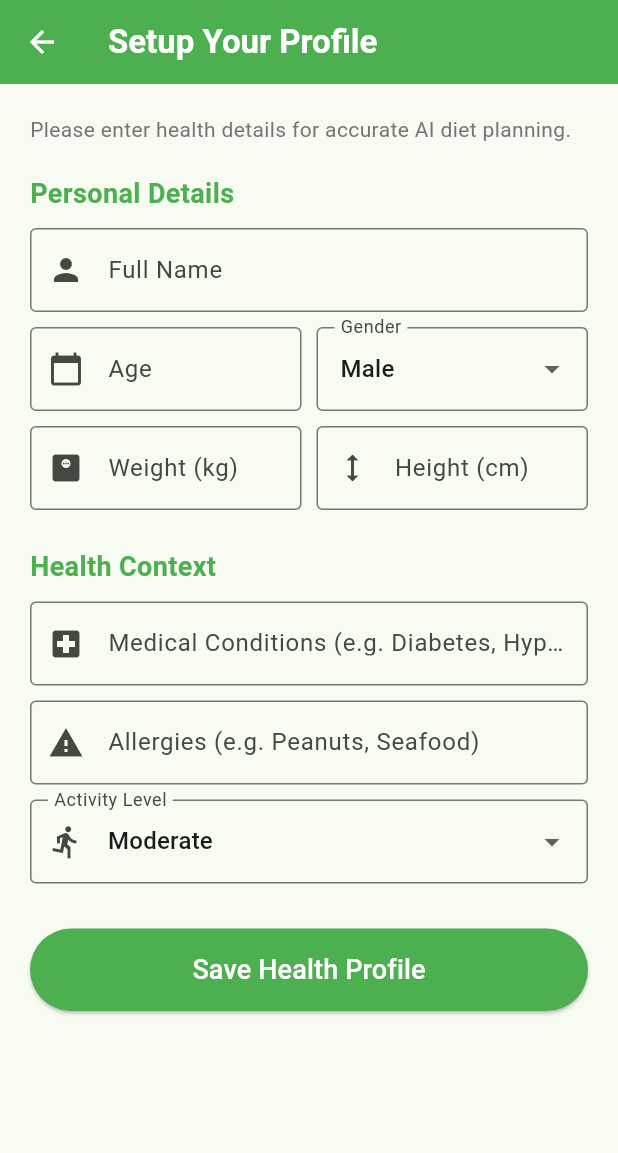
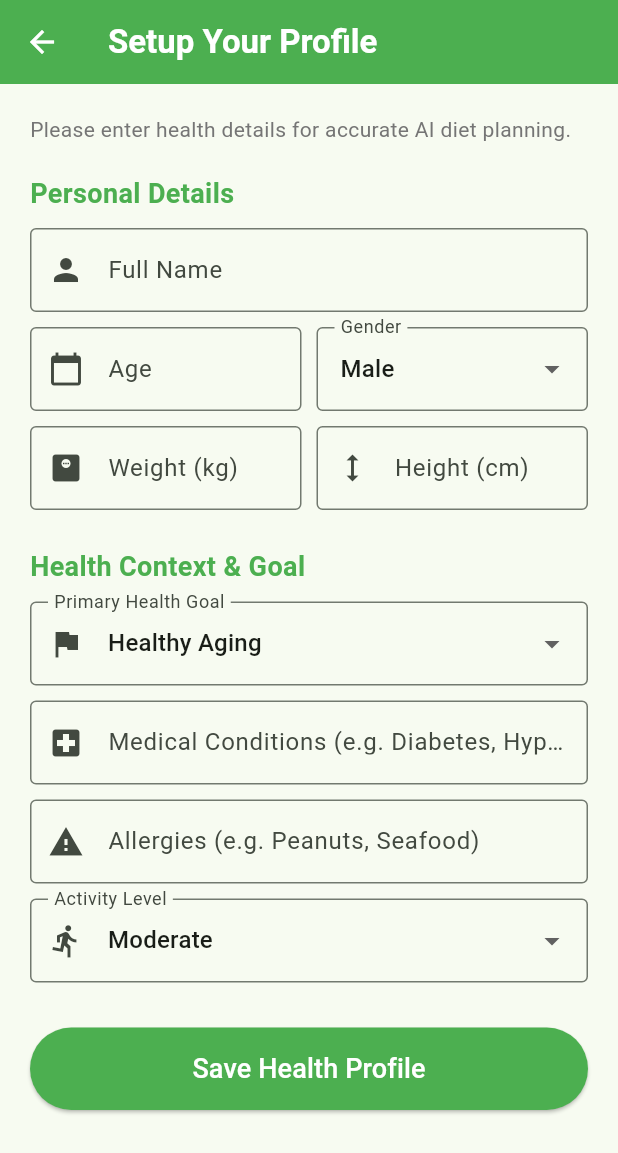
Before and after one commit to Nitezio/Smart_Diet_Assistant_for_SWE3001-1, a Flutter app: the OnboardingScreen screen opened by its route, on a phone screen of 412 x 824 dp. Shown: the top 1153 px of the screen. Run offline on Flutter 3.47's test engine with Material 3 defaults, Android fonts, the phone set to English and light mode, and no system bars; our stand-ins replace connectivity_plus, flutter_dotenv, font_awesome_flutter, google_generative_ai, shared_preferences, sqflite; accounts and stored records are empty.

Commit message:
feat: implement functional chat, goal-based profiles, and UI button fix

```diff
--- a/lib/models/meal_plan.dart
+++ b/lib/models/meal_plan.dart
@@ -61,3 +61,19 @@ class MealPlan {
     protein: json['protein'] ?? 0,
   );
 }
+
+// 🟢 NEW: Model for Chat Messages
+class ChatMessage {
+  final String text;
+  final bool isUser;
+  final DateTime timestamp;
+
+  ChatMessage({required this.text, required this.isUser, required this.timestamp});
+
+  Map<String, dynamic> toJson() => {'text': text, 'isUser': isUser, 'timestamp': timestamp.toIso8601String()};
+  factory ChatMessage.fromJson(Map<String, dynamic> json) => ChatMessage(
+    text: json['text'],
+    isUser: json['isUser'],
+    timestamp: DateTime.parse(json['timestamp']),
+  );
+}
--- a/lib/models/user_profile.dart
+++ b/lib/models/user_profile.dart
@@ -6,6 +6,7 @@ class UserProfile {
   double weight;
   double height;
   String activityLevel;
+  String goal; // 🟢 NEW: User's health goal (e.g., Weight Loss, Muscle Gain)
   List<String> conditions;
   List<String> allergies;
 
@@ -17,6 +18,7 @@ class UserProfile {
     required this.weight,
     required this.height,
     required this.activityLevel,
+    required this.goal,
     required this.conditions,
     required this.allergies,
   });
@@ -30,6 +32,7 @@ class UserProfile {
       weight: (json['weight'] as num?)?.toDouble() ?? 70.0,
       height: (json['height'] as num?)?.toDouble() ?? 165.0,
       activityLevel: json['activityLevel'] ?? 'Moderate',
+      goal: json['goal'] ?? 'Healthy Aging',
       conditions: List<String>.from(json['conditions'] ?? []),
       allergies: List<String>.from(json['allergies'] ?? []),
     );
@@ -44,6 +47,7 @@ class UserProfile {
       'weight': weight,
       'height': height,
       'activityLevel': activityLevel,
+      'goal': goal,
       'conditions': conditions,
       'allergies': allergies,
     };
@@ -51,8 +55,9 @@ class UserProfile {
 
   String toPromptString() {
     return """
-    User Role: $role (The user is a $role).
+    User Role: $role.
     Profile Name: $name.
+    Goal: $goal.
     Details: $age year old $gender living in Malaysia.
     Body: Weight ${weight}kg, Height ${height}cm.
     Activity: $activityLevel.
@@ -60,9 +65,8 @@ class UserProfile {
     Allergies: ${allergies.join(', ')}.
 
     CONTEXT:
-    - If Role is Caregiver: The user is managing diet for this patient.
-    - If Role is Elderly: The user is managing their own diet.
     - Requirement: Local Malaysian Cuisine (Halal).
+    - Advice should align with the specific GOAL of $goal.
     """;
   }
 }
--- a/lib/screens/onboarding_screen.dart
+++ b/lib/screens/onboarding_screen.dart
@@ -21,20 +21,30 @@ class _OnboardingScreenState extends State<OnboardingScreen> {
 
   String _gender = "Male";
   String _activityLevel = "Moderate";
+  String _goal = "Healthy Aging"; // 🟢 NEW: Default Goal
+
+  final List<String> _goalOptions = [
+    "Healthy Aging",
+    "Weight Loss",
+    "Muscle Gain",
+    "Blood Sugar Control",
+    "Heart Health",
+    "Easy Digesting"
+  ];
 
   void _save(BuildContext context) {
     if (_formKey.currentState!.validate()) {
-      // 1. Get the selected role from the Provider
       final role = Provider.of<AppState>(context, listen: false).selectedRole;
 
       final profile = UserProfile(
-        role: role, // 🟢 FIXED: Passing the required 'role' here
+        role: role,
         name: _nameCtrl.text,
         age: int.tryParse(_ageCtrl.text) ?? 60,
         gender: _gender,
         weight: double.tryParse(_weightCtrl.text) ?? 70.0,
         height: double.tryParse(_heightCtrl.text) ?? 165.0,
         activityLevel: _activityLevel,
+        goal: _goal, // 🟢 PASSING THE GOAL
         conditions: _condCtrl.text.split(','),
         allergies: _allergyCtrl.text.split(','),
       );
@@ -46,7 +56,6 @@ class _OnboardingScreenState extends State<OnboardingScreen> {
 
   @override
   Widget build(BuildContext context) {
-    // Get role to change title text (UX improvement)
     final role = Provider.of<AppState>(context).selectedRole;
     final isManagingSelf = role == 'Elderly';
     final titleText = isManagingSelf ? "Setup Your Profile" : "Setup Patient Profile";
@@ -103,7 +112,16 @@ class _OnboardingScreenState extends State<OnboardingScreen> {
             ]),
 
             const SizedBox(height: 25),
-            const Text("Health Context", style: TextStyle(fontSize: 18, fontWeight: FontWeight.bold, color: Colors.green)),
+            const Text("Health Context & Goal", style: TextStyle(fontSize: 18, fontWeight: FontWeight.bold, color: Colors.green)),
+            const SizedBox(height: 10),
+
+            // 🟢 GOAL SELECTION
+            DropdownButtonFormField(
+              value: _goal,
+              decoration: const InputDecoration(labelText: "Primary Health Goal", border: OutlineInputBorder(), prefixIcon: Icon(Icons.flag)),
+              items: _goalOptions.map((e) => DropdownMenuItem(value: e, child: Text(e))).toList(),
+              onChanged: (v) => setState(() => _goal = v!),
+            ),
             const SizedBox(height: 10),
 
             TextFormField(
```
Also changed, not shown: lib/providers/app_state.dart (+57 -70 lines), lib/screens/home_screen.dart (+122 -25 lines), lib/services/gemini_service.dart (+36 -0 lines), 1 other file.
